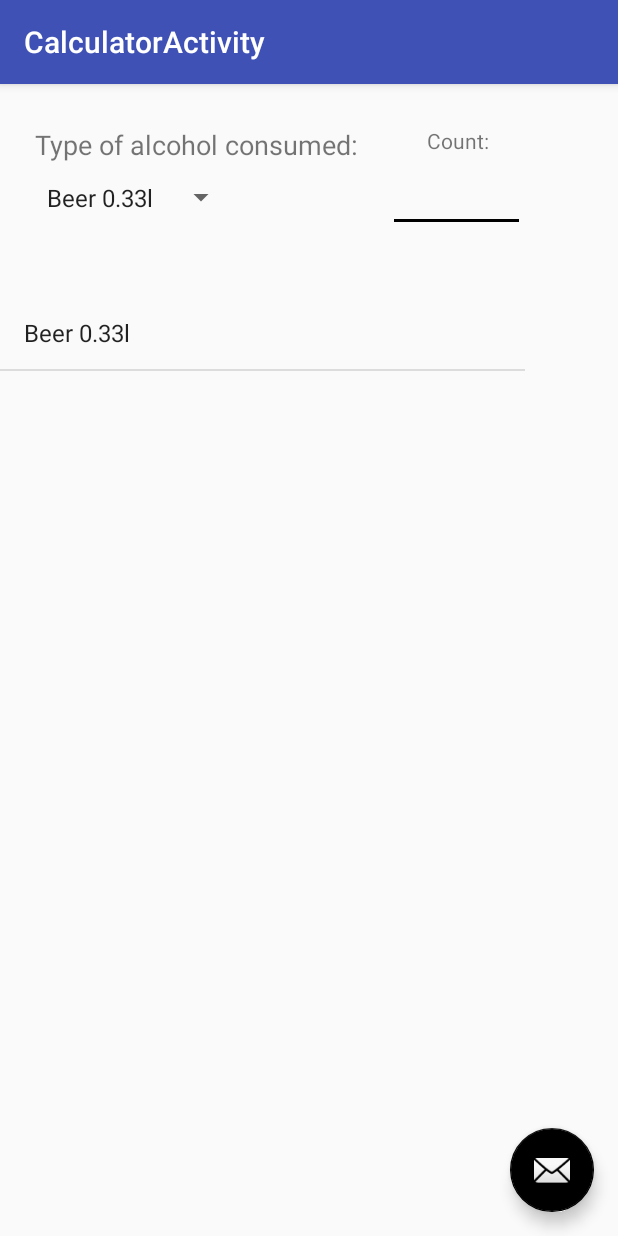
After one commit to AleksandarKosev/To-Drunk, an Android app: the CalculatorActivity screen opened directly, with no data from a screen before it, on a phone screen of 412 x 824 dp. The commit adds this screen. Run offline under Robolectric (Android 15) with nearby library versions, the phone set to English and light mode, and no system bars.

Commit message:
version stefan
v1 layouts

```diff
--- a/AlchoTest/app/build.gradle
+++ b/AlchoTest/app/build.gradle
@@ -26,5 +26,6 @@ dependencies {
     })
     compile 'com.android.support:appcompat-v7:24.2.1'
     compile 'com.android.support.constraint:constraint-layout:1.0.2'
+    compile 'com.android.support:design:24.2.1'
     testCompile 'junit:junit:4.12'
 }
--- /dev/null
+++ b/AlchoTest/app/src/main/java/com/a2drunk/alchotest/alchotest/CalculatorActivity.java
@@ -0,0 +1,57 @@
+package com.a2drunk.alchotest.alchotest;
+
+import android.os.Bundle;
+import android.support.design.widget.FloatingActionButton;
+import android.support.design.widget.Snackbar;
+import android.support.v7.app.AppCompatActivity;
+import android.support.v7.widget.Toolbar;
+import android.view.View;
+import android.widget.ArrayAdapter;
+import android.widget.EditText;
+import android.widget.ListAdapter;
+import android.widget.ListView;
+import android.widget.Spinner;
+
+import java.util.ArrayList;
+import java.util.Arrays;
+import java.util.List;
+
+public class CalculatorActivity extends AppCompatActivity {
+
+    private Spinner spinner1;
+    private EditText count;
+    private ListView list;
+    ArrayAdapter<String> adapter;
+
+    @Override
+    protected void onCreate(Bundle savedInstanceState) {
+        super.onCreate(savedInstanceState);
+        setContentView(R.layout.activity_calculator);
+        Toolbar toolbar = (Toolbar) findViewById(R.id.toolbar);
+        setSupportActionBar(toolbar);
+
+        spinner1 = (Spinner) findViewById(R.id.spinner1);
+        count = (EditText) findViewById(R.id.editText2);
+        list = (ListView) findViewById(R.id.list1);
+
+
+        final String[] text =  new String[] {(String) spinner1.getSelectedItem(), String.valueOf(count.getText())};
+        final List<String> elements = new ArrayList<String>(Arrays.asList(text));
+        adapter = new ArrayAdapter<String>(this, android.R.layout.simple_list_item_1, elements);
+        list.setAdapter(adapter);
+
+        FloatingActionButton fab = (FloatingActionButton) findViewById(R.id.fab);
+        fab.setOnClickListener(new View.OnClickListener() {
+            @Override
+            public void onClick(View view) {
+                Snackbar.make(view, "Replace with your own action", Snackbar.LENGTH_LONG)
+                        .setAction("Action", null).show();
+
+                elements.add((String) spinner1.getSelectedItem());
+                adapter.notifyDataSetChanged();
+
+            }
+        });
+    }
+
+}
--- /dev/null
+++ b/AlchoTest/app/src/main/res/layout/activity_calculator.xml
@@ -0,0 +1,37 @@
+<?xml version="1.0" encoding="utf-8"?>
+<android.support.design.widget.CoordinatorLayout xmlns:android="http://schemas.android.com/apk/res/android"
+    xmlns:app="http://schemas.android.com/apk/res-auto"
+    xmlns:tools="http://schemas.android.com/tools"
+    android:layout_width="match_parent"
+    android:layout_height="match_parent"
+    tools:context="com.a2drunk.alchotest.alchotest.CalculatorActivity">
+
+    <android.support.design.widget.AppBarLayout
+        android:layout_width="match_parent"
+        android:layout_height="wrap_content"
+        android:theme="@style/AppTheme.AppBarOverlay">
+
+        <android.support.v7.widget.Toolbar
+            android:id="@+id/toolbar"
+            android:layout_width="match_parent"
+            android:layout_height="?attr/actionBarSize"
+            android:background="?attr/colorPrimary"
+            app:popupTheme="@style/AppTheme.PopupOverlay" />
+
+    </android.support.design.widget.AppBarLayout>
+
+    <android.support.design.widget.FloatingActionButton
+        android:id="@+id/fab"
+        android:layout_width="wrap_content"
+        android:layout_height="wrap_content"
+        android:layout_gravity="center_vertical|left"
+        android:layout_margin="@dimen/fab_margin"
+        app:layout_anchor="@+id/include"
+        app:layout_anchorGravity="bottom|right"
+        app:srcCompat="@android:drawable/ic_dialog_email" />
+
+    <include
+        android:id="@+id/include"
+        layout="@layout/content_calculator" />
+
+</android.support.design.widget.CoordinatorLayout>
--- a/AlchoTest/app/src/main/res/layout/activity_main.xml
+++ b/AlchoTest/app/src/main/res/layout/activity_main.xml
@@ -70,7 +70,10 @@
             android:layout_marginStart="10dp"
 
             android:ems="10"
-            android:inputType="number" />
+            android:inputType="number"
+            android:singleLine="true"
+            android:textColorLink="@android:color/holo_blue_dark"
+            tools:textAppearance="@color/colorAccent" />
 
     </LinearLayout>
 
--- /dev/null
+++ b/AlchoTest/app/src/main/res/layout/content_calculator.xml
@@ -0,0 +1,78 @@
+<?xml version="1.0" encoding="utf-8"?>
+<android.support.constraint.ConstraintLayout xmlns:android="http://schemas.android.com/apk/res/android"
+    xmlns:app="http://schemas.android.com/apk/res-auto"
+    xmlns:tools="http://schemas.android.com/tools"
+    android:layout_width="match_parent"
+    android:layout_height="match_parent"
+    app:layout_behavior="@string/appbar_scrolling_view_behavior"
+    tools:context="com.a2drunk.alchotest.alchotest.CalculatorActivity"
+    tools:showIn="@layout/activity_calculator">
+
+
+    <RelativeLayout
+        android:layout_width="368dp"
+        android:layout_height="495dp"
+        android:orientation="vertical"
+        tools:layout_editor_absoluteX="8dp"
+        tools:layout_editor_absoluteY="8dp">
+
+
+        <TextView
+            android:id="@+id/textView3"
+            android:layout_width="wrap_content"
+            android:layout_height="wrap_content"
+            android:layout_alignParentStart="true"
+            android:layout_marginStart="23dp"
+            android:layout_marginTop="28dp"
+            android:text="Type of alcohol consumed:"
+            android:textSize="18sp" />
+
+
+        <Spinner
+            android:id="@+id/spinner1"
+            android:layout_width="wrap_content"
+            android:layout_height="46dp"
+            android:layout_below="@+id/textView3"
+            android:layout_marginStart="23dp"
+            android:entries="@array/drinks" />
+
+        <EditText
+            android:id="@+id/editText2"
+            android:layout_width="91dp"
+            android:layout_height="wrap_content"
+
+            android:layout_alignBottom="@+id/spinner1"
+            android:layout_alignParentEnd="true"
+
+            android:layout_marginEnd="18dp"
+            android:layout_marginLeft="10dp"
+            android:layout_marginRight="15dp"
+            android:layout_weight="1"
+            android:ems="10"
+            android:inputType="number" />
+
+
+        <TextView
+            android:id="@+id/textView4"
+            android:layout_width="wrap_content"
+            android:layout_height="wrap_content"
+
+            android:layout_alignParentEnd="true"
+            android:layout_alignTop="@+id/textView3"
+            android:layout_marginEnd="42dp"
+            android:layout_weight="1"
+            android:text="Count:"
+            tools:text="Count:" />
+
+        <ListView
+            android:id="@+id/list1"
+            android:layout_width="match_parent"
+            android:layout_height="wrap_content"
+            android:layout_alignEnd="@+id/editText2"
+            android:layout_below="@+id/spinner1"
+            android:layout_marginTop="43dp" />
+
+
+    </RelativeLayout>
+
+</android.support.constraint.ConstraintLayout>
--- a/AlchoTest/app/src/main/res/values/colors.xml
+++ b/AlchoTest/app/src/main/res/values/colors.xml
@@ -2,5 +2,5 @@
 <resources>
     <color name="colorPrimary">#3F51B5</color>
     <color name="colorPrimaryDark">#303F9F</color>
-    <color name="colorAccent">#FF4081</color>
+    <color name="colorAccent">#000000</color>
 </resources>
--- /dev/null
+++ b/AlchoTest/app/src/main/res/values/dimens.xml
@@ -0,0 +1,3 @@
+<resources>
+    <dimen name="fab_margin">16dp</dimen>
+</resources>
--- a/AlchoTest/app/src/main/res/values/strings.xml
+++ b/AlchoTest/app/src/main/res/values/strings.xml
@@ -1,3 +1,13 @@
 <resources>
     <string name="app_name">AlchoTest</string>
+
+    <string-array name="drinks">
+        <item value="12">Beer 0.33l</item>
+        <item value="17">Beer 0.5l</item>
+        <item value="5">Wine</item>
+        <item value="4">Whiskey</item>
+        <item value="3">Vodka</item>
+        <item value="2">Tekila</item>
+    </string-array>
+    <string name="title_activity_calculator">CalculatorActivity</string>
 </resources>
--- a/AlchoTest/app/src/main/res/values/styles.xml
+++ b/AlchoTest/app/src/main/res/values/styles.xml
@@ -8,4 +8,13 @@
         <item name="colorAccent">@color/colorAccent</item>
     </style>
 
+    <style name="AppTheme.NoActionBar">
+        <item name="windowActionBar">false</item>
+        <item name="windowNoTitle">true</item>
+    </style>
+
+    <style name="AppTheme.AppBarOverlay" parent="ThemeOverlay.AppCompat.Dark.ActionBar" />
+
+    <style name="AppTheme.PopupOverlay" parent="ThemeOverlay.AppCompat.Light" />
+
 </resources>
```
Also changed, not shown: AlchoTest/app/src/main/AndroidManifest.xml (+8 -0 lines), AlchoTest/app/src/main/java/com/a2drunk/alchotest/alchotest/MainActivity.java (+18 -0 lines), AlchoTest/app/src/main/java/com/a2drunk/alchotest/alchotest/SecondActivity.java (added, +33 -0 lines), AlchoTest/app/src/main/res/layout/second_activity.xml (added, +73 -0 lines).
